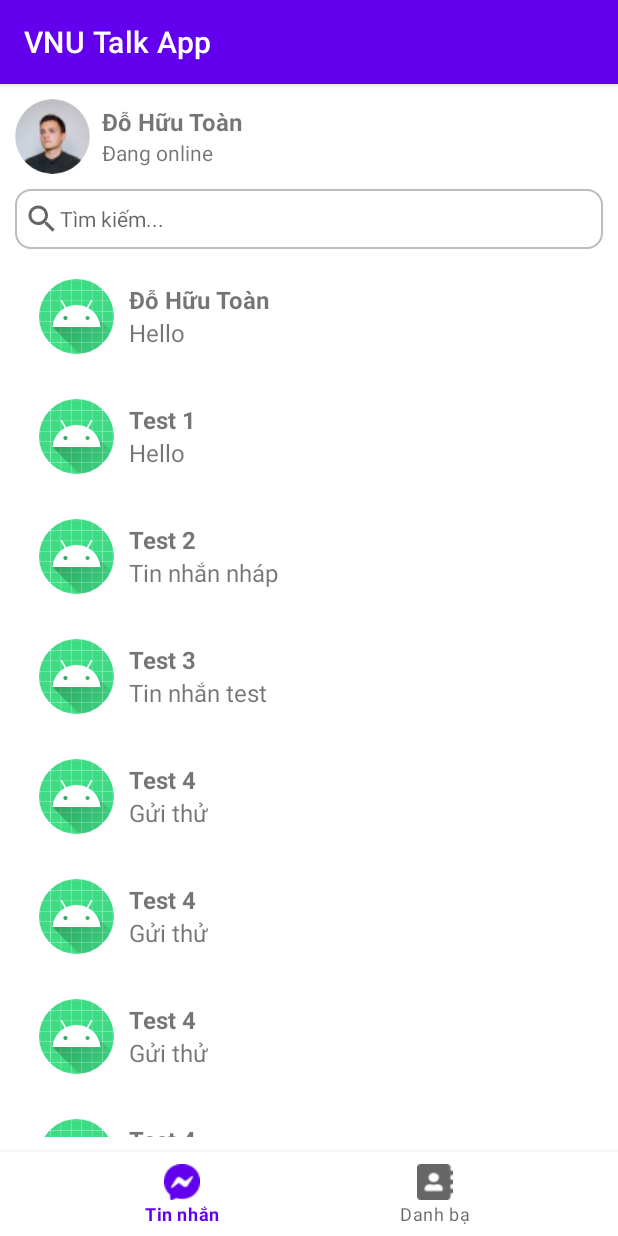
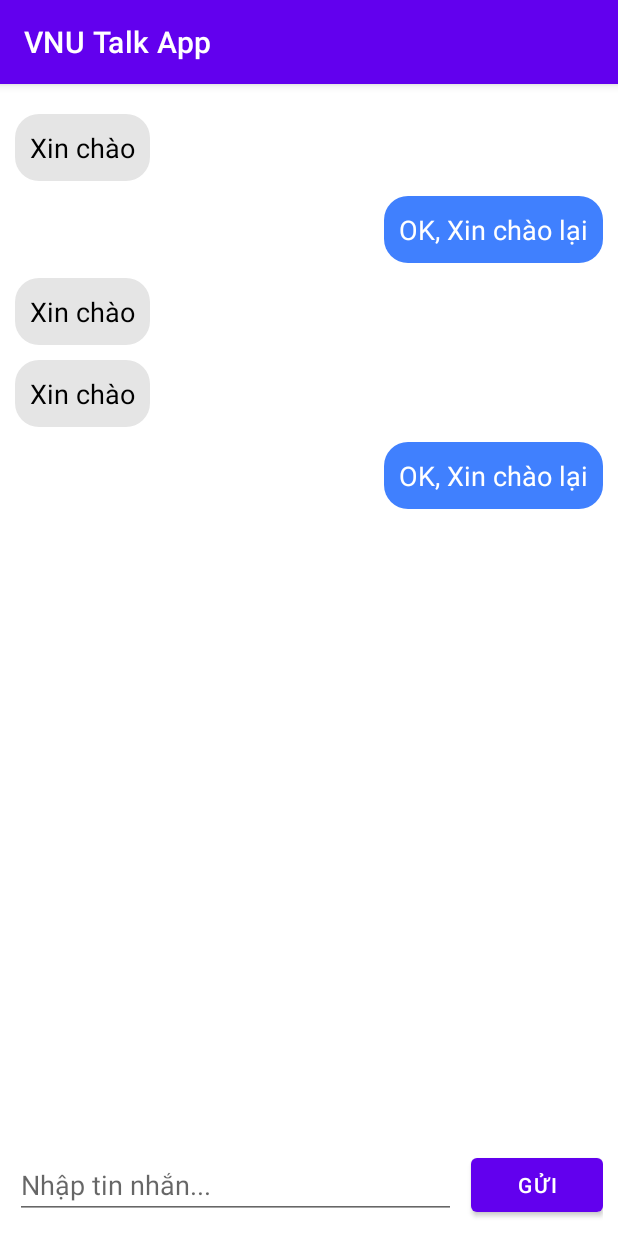
Before and after one commit to do-huu-toan/VNU-Talk, an Android app: the MessageFragment screen opened directly, with no data from a screen before it, after a tap on "Đỗ Hữu Toàn", on a phone screen of 412 x 824 dp. Run offline under Robolectric (Android 15) with nearby library versions, the phone set to English and light mode, and no system bars.

Commit message:
Add ChatActivity

```diff
--- a/Mobile/VNUTalkApp/app/src/main/AndroidManifest.xml
+++ b/Mobile/VNUTalkApp/app/src/main/AndroidManifest.xml
@@ -9,18 +9,18 @@
         android:roundIcon="@mipmap/ic_launcher_round"
         android:supportsRtl="true"
         android:theme="@style/Theme.VNUTalkApp">
+        <activity android:name=".src.view.ChatActivity">
 
+        </activity>
         <activity android:name=".src.view.LoginActivity">
             <intent-filter>
                 <action android:name="android.intent.action.MAIN" />
                 <category android:name="android.intent.category.LAUNCHER" />
             </intent-filter>
         </activity>
-
         <activity android:name=".src.view.MainActivity">
 
         </activity>
-
     </application>
 
 </manifest>
--- /dev/null
+++ b/Mobile/VNUTalkApp/app/src/main/java/com/example/vnutalkapp/src/apdater/ChatApdater.java
@@ -0,0 +1,75 @@
+package com.example.vnutalkapp.src.apdater;
+
+import android.view.LayoutInflater;
+import android.view.View;
+import android.view.ViewGroup;
+import android.widget.TextView;
+
+import androidx.annotation.NonNull;
+import androidx.recyclerview.widget.RecyclerView;
+
+import com.example.vnutalkapp.R;
+import com.example.vnutalkapp.src.model.Chat;
+
+import java.util.List;
+
+public class ChatApdater extends RecyclerView.Adapter<ChatApdater.MessageViewHolder> {
+    public static final int MSG_TYPE_LEFT = 0;
+    public static final int MSG_TYPE_RIGHT = 1;
+
+    private String username;
+    private List<Chat> mListChat;
+
+    public void setData(List<Chat> list, String username){
+        this.mListChat = list;
+        this.username = username;
+        notifyDataSetChanged();
+    }
+    @NonNull
+    @Override
+    public MessageViewHolder onCreateViewHolder(@NonNull ViewGroup parent, int viewType) {
+        if(viewType == MSG_TYPE_RIGHT){
+            View view = LayoutInflater.from(parent.getContext()).inflate(R.layout.chat_item_right, parent, false);
+            return new MessageViewHolder(view);
+        }
+        else{
+            View view = LayoutInflater.from(parent.getContext()).inflate(R.layout.chat_item_left, parent, false);
+            return new MessageViewHolder(view);
+        }
+    }
+
+    @Override
+    public void onBindViewHolder(@NonNull MessageViewHolder holder, int position) {
+        Chat chat = mListChat.get(position);
+        if(chat == null){
+            return;
+        }
+        holder.tvMessage.setText(chat.getMessage());
+    }
+
+    @Override
+    public int getItemViewType(int position) {
+        if(mListChat.get(position).getSender().equals(username)){
+            return MSG_TYPE_RIGHT;
+        }
+        else return MSG_TYPE_LEFT;
+    }
+
+    @Override
+    public int getItemCount() {
+        if(mListChat != null){
+            return mListChat.size();
+        }
+        return 0;
+    }
+
+    public class MessageViewHolder extends RecyclerView.ViewHolder{
+        private TextView tvMessage;
+
+        public MessageViewHolder(@NonNull View itemView) {
+            super(itemView);
+
+            tvMessage = itemView.findViewById(R.id.tv_message);
+        }
+    }
+}
--- a/Mobile/VNUTalkApp/app/src/main/java/com/example/vnutalkapp/src/apdater/MessageApdater.java
+++ b/Mobile/VNUTalkApp/app/src/main/java/com/example/vnutalkapp/src/apdater/MessageApdater.java
@@ -1,10 +1,10 @@
 package com.example.vnutalkapp.src.apdater;
 
 import android.content.Context;
+import android.content.Intent;
 import android.view.LayoutInflater;
 import android.view.View;
 import android.view.ViewGroup;
-import android.widget.BaseAdapter;
 import android.widget.RelativeLayout;
 import android.widget.TextView;
 import android.widget.Toast;
@@ -14,7 +14,8 @@ import androidx.recyclerview.widget.RecyclerView;
 
 import com.example.vnutalkapp.R;
 import com.example.vnutalkapp.src.model.MessageItem;
-import com.example.vnutalkapp.src.view.fragment.MessageFragment;
+import com.example.vnutalkapp.src.view.ChatActivity;
+import com.example.vnutalkapp.src.view.MainActivity;
 
 import java.util.List;
 
@@ -49,7 +50,10 @@ public class MessageApdater extends RecyclerView.Adapter<MessageApdater.MessageV
         holder.layoutItem.setOnClickListener(new View.OnClickListener() {
             @Override
             public void onClick(View v) {
+                // Sự kiện khi ấn vào đoạn chat
                 Toast.makeText(mContext, message.getUser(), Toast.LENGTH_SHORT).show();
+                Intent intent = new Intent(mContext, ChatActivity.class);
+                mContext.startActivity(intent);
             }
         });
     }
--- a/Mobile/VNUTalkApp/app/src/main/java/com/example/vnutalkapp/src/view/fragment/MessageFragment.java
+++ b/Mobile/VNUTalkApp/app/src/main/java/com/example/vnutalkapp/src/fragment/MessageFragment.java
@@ -1,4 +1,4 @@
-package com.example.vnutalkapp.src.view.fragment;
+package com.example.vnutalkapp.src.fragment;
 
 import android.os.Bundle;
 import android.view.LayoutInflater;
@@ -39,7 +39,7 @@ public class MessageFragment extends Fragment {
 
     private List<MessageItem> getListData(){
         List<MessageItem> list = new ArrayList<>();
-        list.add(new MessageItem("Đỗ Hữu Toàn", "Hello"));
+        list.add(new MessageItem("Đỗ Hữu Toàn", "OK, Xin chào lại"));
         list.add(new MessageItem("Test 1", "Hello"));
         list.add(new MessageItem("Test 2", "Tin nhắn nháp"));
         list.add(new MessageItem("Test 3", "Tin nhắn test"));
--- a/Mobile/VNUTalkApp/app/src/main/java/com/example/vnutalkapp/src/view/fragment/PhoneBookFragment.java
+++ b/Mobile/VNUTalkApp/app/src/main/java/com/example/vnutalkapp/src/fragment/PhoneBookFragment.java
@@ -1,4 +1,4 @@
-package com.example.vnutalkapp.src.view.fragment;
+package com.example.vnutalkapp.src.fragment;
 
 import android.os.Bundle;
 import android.view.LayoutInflater;
--- /dev/null
+++ b/Mobile/VNUTalkApp/app/src/main/java/com/example/vnutalkapp/src/model/Chat.java
@@ -0,0 +1,37 @@
+package com.example.vnutalkapp.src.model;
+
+public class Chat {
+    private String message;
+    private String sender;
+    private String receiver;
+
+    public Chat(String message, String sender, String receiver) {
+        this.message = message;
+        this.sender = sender;
+        this.receiver = receiver;
+    }
+
+    public String getMessage() {
+        return message;
+    }
+
+    public void setMessage(String message) {
+        this.message = message;
+    }
+
+    public String getSender() {
+        return sender;
+    }
+
+    public void setSender(String sender) {
+        this.sender = sender;
+    }
+
+    public String getReceiver() {
+        return receiver;
+    }
+
+    public void setReceiver(String receiver) {
+        this.receiver = receiver;
+    }
+}
--- /dev/null
+++ b/Mobile/VNUTalkApp/app/src/main/java/com/example/vnutalkapp/src/view/ChatActivity.java
@@ -0,0 +1,71 @@
+package com.example.vnutalkapp.src.view;
+
+import androidx.appcompat.app.AppCompatActivity;
+import androidx.recyclerview.widget.LinearLayoutManager;
+import androidx.recyclerview.widget.RecyclerView;
+
+import android.os.Bundle;
+import android.text.TextUtils;
+import android.view.View;
+import android.widget.Button;
+import android.widget.EditText;
+
+import com.example.vnutalkapp.R;
+import com.example.vnutalkapp.src.apdater.ChatApdater;
+import com.example.vnutalkapp.src.model.Chat;
+import com.example.vnutalkapp.src.model.MessageItem;
+
+import java.util.ArrayList;
+import java.util.List;
+
+public class ChatActivity extends AppCompatActivity {
+    private EditText edtMessage;
+    private Button btnSend;
+    private RecyclerView rcvChat;
+    private ChatApdater chatApdater;
+    private List<Chat> mListChat;
+    @Override
+    protected void onCreate(Bundle savedInstanceState) {
+        super.onCreate(savedInstanceState);
+        setContentView(R.layout.activity_chat);
+
+        edtMessage = findViewById(R.id.edt_message);
+        btnSend = findViewById(R.id.btn_send);
+        rcvChat = findViewById(R.id.rcv_chat);
+
+        LinearLayoutManager linearLayoutManager = new LinearLayoutManager(this);
+        rcvChat.setLayoutManager(linearLayoutManager);
+        mListChat = getListData();
+        chatApdater = new ChatApdater();
+        chatApdater.setData(mListChat, "Toàn");
+
+        rcvChat.setAdapter(chatApdater);
+
+        btnSend.setOnClickListener(new View.OnClickListener() {
+            @Override
+            public void onClick(View v) {
+                sendChat();
+            }
+        });
+    }
+    private void sendChat(){
+        String strMessage = edtMessage.getText().toString().trim();
+        if(TextUtils.isEmpty(strMessage)){
+            return;
+        }
+        mListChat.add(new Chat(strMessage,"Toàn", "Trang"));
+        chatApdater.notifyDataSetChanged();
+        rcvChat.scrollToPosition(mListChat.size() - 1);
+
+        edtMessage.setText("");
+    }
+    private List<Chat> getListData(){
+        List<Chat> list = new ArrayList<>();
+        list.add(new Chat("Xin chào", "Trang", "Toàn"));
+        list.add(new Chat("OK, Xin chào lại", "Toàn", "Trang"));
+        list.add(new Chat("Xin chào", "Trang", "Toàn"));
+        list.add(new Chat("Xin chào", "Trang", "Toàn"));
+        list.add(new Chat("OK, Xin chào lại", "Toàn", "Trang"));
+        return  list;
+    }
+}
--- /dev/null
+++ b/Mobile/VNUTalkApp/app/src/main/res/drawable/bg_blue_corner_16.xml
@@ -0,0 +1,5 @@
+<?xml version="1.0" encoding="utf-8"?>
+<shape xmlns:android="http://schemas.android.com/apk/res/android">
+    <solid android:color="@color/blue_message" />
+    <corners android:radius="16dp" />
+</shape>
--- /dev/null
+++ b/Mobile/VNUTalkApp/app/src/main/res/drawable/bg_gray_corner_16.xml
@@ -0,0 +1,5 @@
+<?xml version="1.0" encoding="utf-8"?>
+<shape xmlns:android="http://schemas.android.com/apk/res/android">
+    <solid android:color="@color/gray_message" />
+    <corners android:radius="16dp" />
+</shape>
--- /dev/null
+++ b/Mobile/VNUTalkApp/app/src/main/res/layout/activity_chat.xml
@@ -0,0 +1,40 @@
+<?xml version="1.0" encoding="utf-8"?>
+<RelativeLayout xmlns:android="http://schemas.android.com/apk/res/android"
+    android:layout_width="match_parent"
+    android:layout_height="match_parent">
+
+    <androidx.recyclerview.widget.RecyclerView
+        android:layout_margin="10dp"
+        android:id="@+id/rcv_chat"
+        android:layout_width="match_parent"
+        android:layout_height="match_parent"
+        android:layout_above="@+id/layout_bottom" />
+
+    <RelativeLayout
+        android:id="@+id/layout_bottom"
+        android:layout_alignParentBottom="true"
+        android:padding="10dp"
+        android:layout_width="match_parent"
+        android:layout_height="wrap_content">
+
+        <EditText
+            android:layout_centerVertical="true"
+            android:layout_marginEnd="10dp"
+            android:layout_toStartOf="@+id/btn_send"
+            android:textSize="18sp"
+            android:id="@+id/edt_message"
+            android:textColor="@color/black"
+            android:hint="Nhập tin nhắn..."
+            android:layout_width="match_parent"
+            android:layout_height="wrap_content"/>
+        <Button
+            android:layout_centerVertical="true"
+            android:id="@+id/btn_send"
+            android:layout_alignParentEnd="true"
+            android:text="Gửi"
+            android:layout_width="wrap_content"
+            android:layout_height="wrap_content"/>
+
+    </RelativeLayout>
+
+</RelativeLayout>
--- /dev/null
+++ b/Mobile/VNUTalkApp/app/src/main/res/layout/chat_item_left.xml
@@ -0,0 +1,16 @@
+<?xml version="1.0" encoding="utf-8"?>
+<LinearLayout xmlns:android="http://schemas.android.com/apk/res/android"
+    android:layout_width="match_parent"
+    android:layout_height="wrap_content"
+    android:layout_marginTop="10dp"
+    android:gravity="start">
+    <TextView
+        android:id="@+id/tv_message"
+        android:layout_width="wrap_content"
+        android:layout_height="wrap_content"
+        android:text="@string/app_name"
+        android:textColor="@color/black"
+        android:background="@drawable/bg_gray_corner_16"
+        android:padding="10dp"
+        android:textSize="18sp"/>
+</LinearLayout>
--- /dev/null
+++ b/Mobile/VNUTalkApp/app/src/main/res/layout/chat_item_right.xml
@@ -0,0 +1,16 @@
+<?xml version="1.0" encoding="utf-8"?>
+<LinearLayout xmlns:android="http://schemas.android.com/apk/res/android"
+    android:layout_width="match_parent"
+    android:layout_height="wrap_content"
+    android:layout_marginTop="10dp"
+    android:gravity="end">
+    <TextView
+        android:id="@+id/tv_message"
+        android:layout_width="wrap_content"
+        android:layout_height="wrap_content"
+        android:text="@string/app_name"
+        android:textColor="@color/white"
+        android:background="@drawable/bg_blue_corner_16"
+        android:padding="10dp"
+        android:textSize="18sp"/>
+</LinearLayout>
--- a/Mobile/VNUTalkApp/app/src/main/res/values/colors.xml
+++ b/Mobile/VNUTalkApp/app/src/main/res/values/colors.xml
@@ -7,4 +7,6 @@
     <color name="teal_700">#FF018786</color>
     <color name="black">#FF000000</color>
     <color name="white">#FFFFFFFF</color>
+    <color name="blue_message">#4080fe</color>
+    <color name="gray_message">#e5e5e5</color>
 </resources>
```
Also changed, not shown: Mobile/VNUTalkApp/app/src/main/java/com/example/vnutalkapp/src/apdater/ViewPagerAdapter.java (renamed from Mobile/VNUTalkApp/app/src/main/java/com/example/vnutalkapp/src/view/ViewPagerAdapter.java, +3 -4 lines), Mobile/VNUTalkApp/app/src/main/java/com/example/vnutalkapp/src/view/MainActivity.java (+1 -12 lines).
